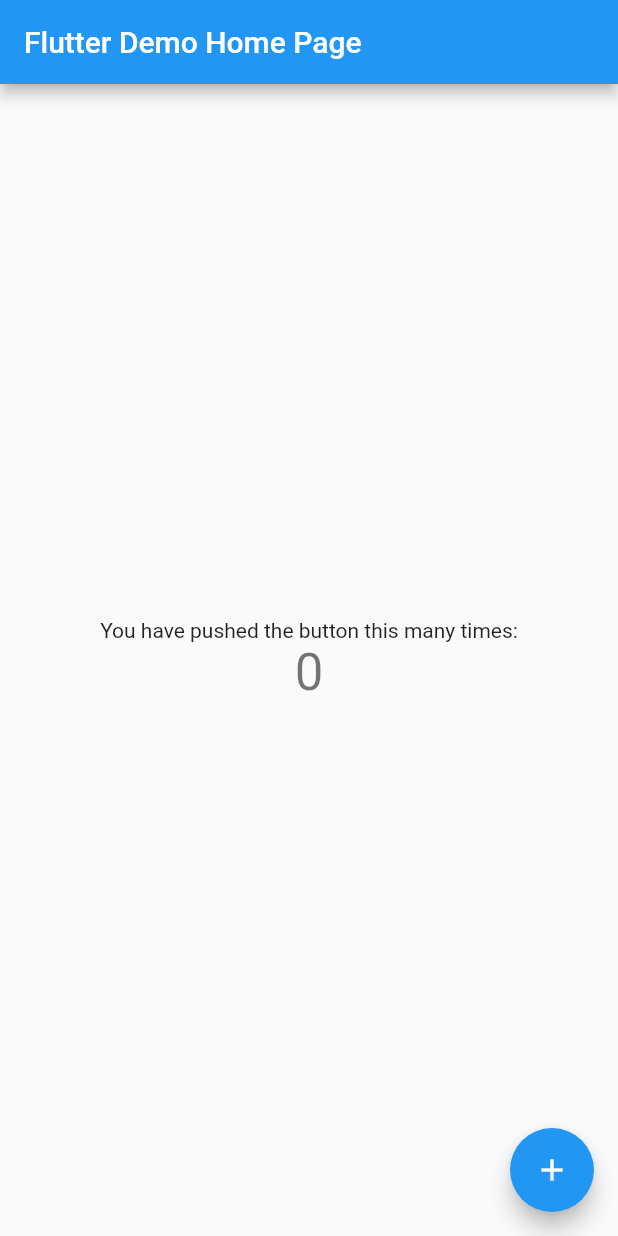
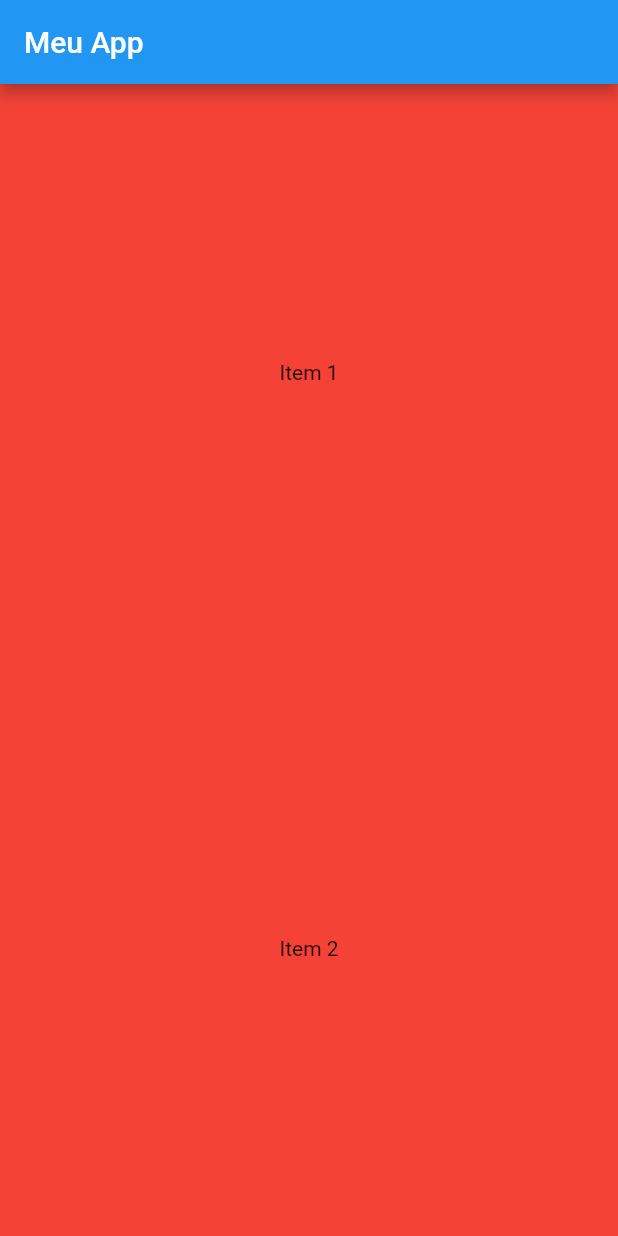
Before and after one commit to viniciusaugutis/flutter-shopping-layout, a Flutter app: the screen it shows after launch, on a phone screen of 412 x 824 dp. Run offline on Flutter 3.47's test engine with Material 2 defaults, Android fonts, the phone set to English and light mode, and no system bars.

Commit message:
Estrutura inicial e flex

```diff
--- a/lib/main.dart
+++ b/lib/main.dart
@@ -11,107 +11,33 @@ class MyApp extends StatelessWidget {
     return MaterialApp(
       title: 'Flutter Demo',
       theme: ThemeData(
-        // This is the theme of your application.
-        //
-        // Try running your application with "flutter run". You'll see the
-        // application has a blue toolbar. Then, without quitting the app, try
-        // changing the primarySwatch below to Colors.green and then invoke
-        // "hot reload" (press "r" in the console where you ran "flutter run",
-        // or simply save your changes to "hot reload" in a Flutter IDE).
-        // Notice that the counter didn't reset back to zero; the application
-        // is not restarted.
         primarySwatch: Colors.blue,
-        // This makes the visual density adapt to the platform that you run
-        // the app on. For desktop platforms, the controls will be smaller and
-        // closer together (more dense) than on mobile platforms.
         visualDensity: VisualDensity.adaptivePlatformDensity,
       ),
-      home: MyHomePage(title: 'Flutter Demo Home Page'),
+      home: HomePage(),
     );
   }
 }
 
-class MyHomePage extends StatefulWidget {
-  MyHomePage({Key key, this.title}) : super(key: key);
-
-  // This widget is the home page of your application. It is stateful, meaning
-  // that it has a State object (defined below) that contains fields that affect
-  // how it looks.
-
-  // This class is the configuration for the state. It holds the values (in this
-  // case the title) provided by the parent (in this case the App widget) and
-  // used by the build method of the State. Fields in a Widget subclass are
-  // always marked "final".
-
-  final String title;
-
-  @override
-  _MyHomePageState createState() => _MyHomePageState();
-}
-
-class _MyHomePageState extends State<MyHomePage> {
-  int _counter = 0;
-
-  void _incrementCounter() {
-    setState(() {
-      // This call to setState tells the Flutter framework that something has
-      // changed in this State, which causes it to rerun the build method below
-      // so that the display can reflect the updated values. If we changed
-      // _counter without calling setState(), then the build method would not be
-      // called again, and so nothing would appear to happen.
-      _counter++;
-    });
-  }
-
+class HomePage extends StatelessWidget {
   @override
   Widget build(BuildContext context) {
-    // This method is rerun every time setState is called, for instance as done
-    // by the _incrementCounter method above.
-    //
-    // The Flutter framework has been optimized to make rerunning build methods
-    // fast, so that you can just rebuild anything that needs updating rather
-    // than having to individually change instances of widgets.
     return Scaffold(
-      appBar: AppBar(
-        // Here we take the value from the MyHomePage object that was created by
-        // the App.build method, and use it to set our appbar title.
-        title: Text(widget.title),
-      ),
-      body: Center(
-        // Center is a layout widget. It takes a single child and positions it
-        // in the middle of the parent.
-        child: Column(
-          // Column is also a layout widget. It takes a list of children and
-          // arranges them vertically. By default, it sizes itself to fit its
-          // children horizontally, and tries to be as tall as its parent.
-          //
-          // Invoke "debug painting" (press "p" in the console, choose the
-          // "Toggle Debug Paint" action from the Flutter Inspector in Android
-          // Studio, or the "Toggle Debug Paint" command in Visual Studio Code)
-          // to see the wireframe for each widget.
-          //
-          // Column has various properties to control how it sizes itself and
-          // how it positions its children. Here we use mainAxisAlignment to
-          // center the children vertically; the main axis here is the vertical
-          // axis because Columns are vertical (the cross axis would be
-          // horizontal).
-          mainAxisAlignment: MainAxisAlignment.center,
-          children: <Widget>[
-            Text(
-              'You have pushed the button this many times:',
-            ),
-            Text(
-              '$_counter',
-              style: Theme.of(context).textTheme.headline4,
-            ),
-          ],
-        ),
-      ),
-      floatingActionButton: FloatingActionButton(
-        onPressed: _incrementCounter,
-        tooltip: 'Increment',
-        child: Icon(Icons.add),
-      ), // This trailing comma makes auto-formatting nicer for build methods.
+      appBar: AppBar(title: Text("Meu App")),
+      body: Container(
+          width: double.infinity,
+          color: Colors.red,
+          child: Column(
+              mainAxisAlignment: MainAxisAlignment.spaceAround, //DisplayFlex,
+              crossAxisAlignment: CrossAxisAlignment.center,
+              children: <Widget>[
+                Text("Item 1"),
+                Text("Item 2"),
+              ])),
+      /*Container(
+          color: Colors.blue,
+          child: Center(child: Text("Oi")),
+        )*/
     );
   }
 }
```
Also changed, not shown: 1 other file.
